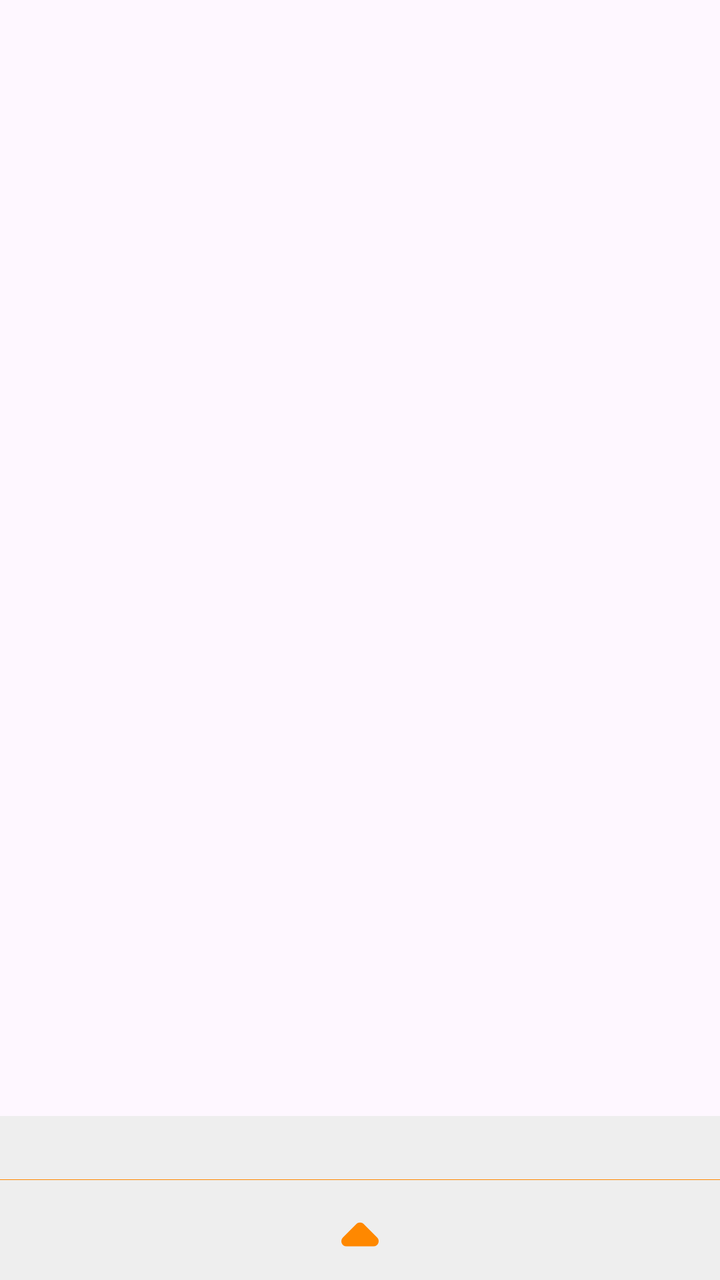
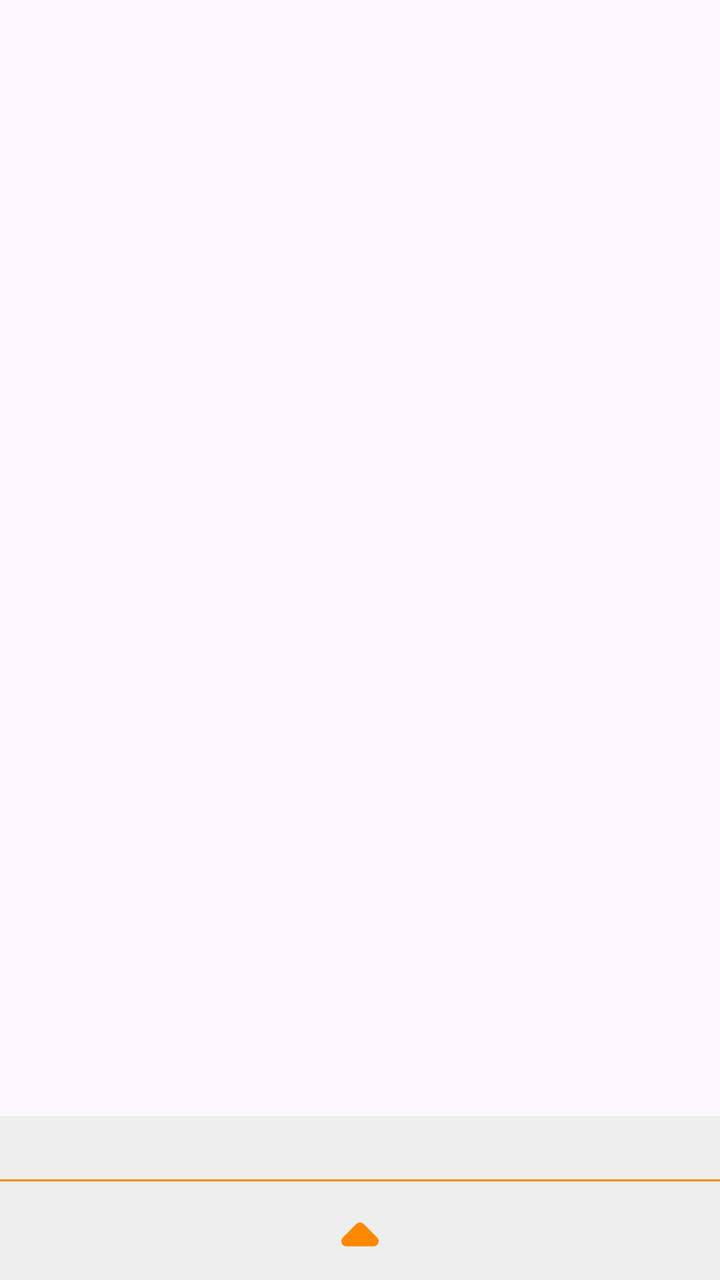

Before-and-after screenshots of an Android layout around one commit, followed by the original layout XML and the change that was made.
<!-- AndroidManifest.xml: application theme Theme.BatikNitikClassifier -->
<!-- res/layout/fragment_camera.xml -->
<?xml version="1.0" encoding="utf-8"?>
<androidx.coordinatorlayout.widget.CoordinatorLayout xmlns:android="http://schemas.android.com/apk/res/android"
    xmlns:tools="http://schemas.android.com/tools"
    xmlns:app="http://schemas.android.com/apk/res-auto"
    android:layout_width="match_parent"
    android:layout_height="match_parent"
    android:id="@+id/camera_container"
    tools:context=".presentation.main.fragments.CameraFragment">

    
    <TextView
        android:layout_width="match_parent"
        android:layout_height="match_parent"
        android:id="@+id/view_finder"
        app:scaleType="fillStart" />

    <androidx.recyclerview.widget.RecyclerView
        android:layout_width="match_parent"
        android:layout_height="wrap_content"
        android:id="@+id/recyclerview_results"
        android:background="@color/bottom_sheet_background"
        android:layout_marginBottom="@dimen/bottom_sheet_peek_height"
        android:clipToPadding="true"
        android:padding="@dimen/div_padding_regular"
        app:layout_anchor="@id/bottom_sheet_layout"
        app:layout_anchorGravity="top"
        app:layout_behavior="com.google.android.material.appbar.AppBarLayout$ScrollingViewBehavior" />

    <View
        android:layout_width="match_parent"
        android:layout_height="1dp"
        android:background="@android:color/holo_orange_dark"
        app:layout_anchor="@id/recyclerview_results"
        app:layout_anchorGravity="bottom" />

    <include
        android:id="@+id/bottom_sheet_layout"
        layout="@layout/camera_bottom_sheet" />
</androidx.coordinatorlayout.widget.CoordinatorLayout>
<!-- res/layout/camera_bottom_sheet.xml (included above) -->
<?xml version="1.0" encoding="utf-8"?>
<androidx.core.widget.NestedScrollView xmlns:android="http://schemas.android.com/apk/res/android"
    xmlns:app="http://schemas.android.com/apk/res-auto"
    xmlns:tools="http://schemas.android.com/tools"
    android:id="@+id/bottom_sheet_layout"
    android:layout_width="match_parent"
    android:layout_height="wrap_content"
    android:background="@color/bottom_sheet_background"
    android:orientation="vertical"
    android:padding="@dimen/div_padding_regular"
    app:behavior_hideable="false"
    app:behavior_peekHeight="@dimen/bottom_sheet_peek_height"
    app:layout_behavior="com.google.android.material.bottomsheet.BottomSheetBehavior">

    <androidx.appcompat.widget.LinearLayoutCompat
        android:layout_width="match_parent"
        android:layout_height="wrap_content"
        android:orientation="vertical">

        
        <RelativeLayout
            android:layout_width="match_parent"
            android:layout_height="wrap_content">

            <androidx.appcompat.widget.AppCompatImageButton
                android:layout_width="wrap_content"
                android:layout_height="wrap_content"
                android:layout_centerInParent="true"
                android:padding="0dp"
                android:scaleType="fitXY"
                android:backgroundTint="@android:color/transparent"
                android:contentDescription="@string/desc_bottom_sheet_expand_icon"
                android:src="@drawable/round_arrow_drop_up_24"
                app:tint="@android:color/holo_orange_dark"
                tools:ignore="TouchTargetSizeCheck,ImageContrastCheck" />
        </RelativeLayout>

        
        <androidx.appcompat.widget.LinearLayoutCompat
            android:layout_width="match_parent"
            android:layout_height="wrap_content"
            android:layout_marginTop="@dimen/bottom_sheet_row_margin"
            android:orientation="horizontal">

            <TextView
                android:layout_width="wrap_content"
                android:layout_height="wrap_content"
                android:id="@+id/label_inference_time"
                android:layout_centerVertical="true"
                android:text="@string/label_inference_time"
                android:textSize="@dimen/bottom_sheet_label_size"
                android:textColor="@color/bottom_sheet_text_color" />

            <TextView
                android:id="@+id/inference_time_val"
                android:layout_width="match_parent"
                android:layout_height="wrap_content"
                android:layout_centerVertical="true"
                android:gravity="end"
                android:text="@string/val_inference_default"
                android:textColor="@color/bottom_sheet_text_color"
                android:textSize="@dimen/bottom_sheet_label_size"
                android:textStyle="bold" />
        </androidx.appcompat.widget.LinearLayoutCompat>

        
        <androidx.constraintlayout.widget.ConstraintLayout
            android:layout_width="match_parent"
            android:layout_height="wrap_content"
            android:layout_marginTop="@dimen/bottom_sheet_row_margin">

            <TextView
                android:layout_width="wrap_content"
                android:layout_height="wrap_content"
                android:layout_centerVertical="true"
                android:text="@string/label_threshold"
                android:textColor="@color/bottom_sheet_text_color"
                android:textSize="@dimen/bottom_sheet_label_size"
                app:layout_constraintBottom_toBottomOf="parent"
                app:layout_constraintStart_toStartOf="parent"
                app:layout_constraintTop_toTopOf="parent" />

            <androidx.appcompat.widget.LinearLayoutCompat
                android:layout_width="wrap_content"
                android:layout_height="wrap_content"
                android:layout_alignParentEnd="true"
                android:gravity="center"
                android:orientation="horizontal"
                app:layout_constraintBottom_toBottomOf="parent"
                app:layout_constraintEnd_toEndOf="parent"
                app:layout_constraintTop_toTopOf="parent">

                <androidx.appcompat.widget.AppCompatImageButton
                    android:id="@+id/threshold_minus"
                    android:layout_width="@dimen/bottom_sheet_control_btn_size"
                    android:layout_height="@dimen/bottom_sheet_control_btn_size"
                    android:contentDescription="@string/desc_threshold_minus"
                    android:src="@drawable/round_remove_24" />

                <TextView
                    android:layout_width="wrap_content"
                    android:layout_height="wrap_content"
                    android:id="@+id/threshold_value"
                    android:layout_marginStart="@dimen/bottom_sheet_text_side_margin"
                    android:layout_marginEnd="@dimen/bottom_sheet_text_side_margin"
                    android:gravity="center"
                    android:minEms="@integer/bottom_sheet_control_text_min_ems"
                    android:text="@string/val_threshold_default"
                    android:textColor="@color/bottom_sheet_text_color"
                    android:textSize="@dimen/bottom_sheet_label_size"
                    android:textStyle="bold" />

                <androidx.appcompat.widget.AppCompatImageButton
                    android:id="@+id/threshold_plus"
                    android:layout_width="@dimen/bottom_sheet_control_btn_size"
                    android:layout_height="@dimen/bottom_sheet_control_btn_size"
                    android:contentDescription="@string/desc_threshold_plus"
                    android:src="@drawable/round_add_24" />
            </androidx.appcompat.widget.LinearLayoutCompat>
        </androidx.constraintlayout.widget.ConstraintLayout>

        
        <androidx.constraintlayout.widget.ConstraintLayout
            android:layout_width="match_parent"
            android:layout_height="wrap_content"
            android:layout_marginTop="@dimen/bottom_sheet_row_margin">

            <TextView
                android:layout_width="wrap_content"
                android:layout_height="wrap_content"
                android:layout_centerVertical="true"
                android:text="@string/label_max_results"
                android:textColor="@color/bottom_sheet_text_color"
                android:textSize="@dimen/bottom_sheet_label_size"
                app:layout_constraintBottom_toBottomOf="parent"
                app:layout_constraintStart_toStartOf="parent"
                app:layout_constraintTop_toTopOf="parent" />

            <androidx.appcompat.widget.LinearLayoutCompat
                android:layout_width="wrap_content"
                android:layout_height="wrap_content"
                android:layout_alignParentEnd="true"
                android:gravity="center"
                android:orientation="horizontal"
                app:layout_constraintBottom_toBottomOf="parent"
                app:layout_constraintEnd_toEndOf="parent"
                app:layout_constraintTop_toTopOf="parent">

                <androidx.appcompat.widget.AppCompatImageButton
                    android:id="@+id/max_results_minus"
                    android:layout_width="@dimen/bottom_sheet_control_btn_size"
                    android:layout_height="@dimen/bottom_sheet_control_btn_size"
                    android:contentDescription="@string/desc_max_results_minus"
                    android:src="@drawable/round_remove_24" />

                <TextView
                    android:layout_width="wrap_content"
                    android:layout_height="wrap_content"
                    android:id="@+id/max_results_value"
                    android:layout_marginStart="@dimen/bottom_sheet_text_side_margin"
                    android:layout_marginEnd="@dimen/bottom_sheet_text_side_margin"
                    android:gravity="center"
                    android:minEms="@integer/bottom_sheet_control_text_min_ems"
                    android:text="@string/val_max_results_default"
                    android:textColor="@color/bottom_sheet_text_color"
                    android:textSize="@dimen/bottom_sheet_label_size"
                    android:textStyle="bold" />

                <androidx.appcompat.widget.AppCompatImageButton
                    android:id="@+id/max_results_plus"
                    android:layout_width="@dimen/bottom_sheet_control_btn_size"
                    android:layout_height="@dimen/bottom_sheet_control_btn_size"
                    android:contentDescription="@string/desc_max_results_plus"
                    android:src="@drawable/round_add_24" />
            </androidx.appcompat.widget.LinearLayoutCompat>
        </androidx.constraintlayout.widget.ConstraintLayout>

        
        <androidx.constraintlayout.widget.ConstraintLayout
            android:layout_width="match_parent"
            android:layout_height="wrap_content"
            android:layout_marginTop="@dimen/bottom_sheet_row_margin">

            <TextView
                android:layout_width="wrap_content"
                android:layout_height="wrap_content"
                android:layout_centerVertical="true"
                android:text="@string/label_num_of_threads"
                android:textColor="@color/bottom_sheet_text_color"
                android:textSize="@dimen/bottom_sheet_label_size"
                app:layout_constraintBottom_toBottomOf="parent"
                app:layout_constraintStart_toStartOf="parent"
                app:layout_constraintTop_toTopOf="parent" />

            <androidx.appcompat.widget.LinearLayoutCompat
                android:layout_width="wrap_content"
                android:layout_height="wrap_content"
                android:layout_alignParentEnd="true"
                android:gravity="center"
                android:orientation="horizontal"
                app:layout_constraintBottom_toBottomOf="parent"
                app:layout_constraintEnd_toEndOf="parent"
                app:layout_constraintTop_toTopOf="parent">

                <androidx.appcompat.widget.AppCompatImageButton
                    android:id="@+id/threads_minus"
                    android:layout_width="@dimen/bottom_sheet_control_btn_size"
                    android:layout_height="@dimen/bottom_sheet_control_btn_size"
                    android:contentDescription="@string/desc_threads_minus"
                    android:src="@drawable/round_remove_24" />

                <TextView
                    android:layout_width="wrap_content"
                    android:layout_height="wrap_content"
                    android:id="@+id/threads_value"
                    android:layout_marginStart="@dimen/bottom_sheet_text_side_margin"
                    android:layout_marginEnd="@dimen/bottom_sheet_text_side_margin"
                    android:gravity="center"
                    android:minEms="@integer/bottom_sheet_control_text_min_ems"
                    android:text="@string/val_num_of_threads_default"
                    android:textColor="@color/bottom_sheet_text_color"
                    android:textSize="@dimen/bottom_sheet_label_size"
                    android:textStyle="bold" />

                <androidx.appcompat.widget.AppCompatImageButton
                    android:id="@+id/threads_plus"
                    android:layout_width="@dimen/bottom_sheet_control_btn_size"
                    android:layout_height="@dimen/bottom_sheet_control_btn_size"
                    android:contentDescription="@string/desc_threads_plus"
                    android:src="@drawable/round_add_24" />
            </androidx.appcompat.widget.LinearLayoutCompat>
        </androidx.constraintlayout.widget.ConstraintLayout>

        
        <androidx.constraintlayout.widget.ConstraintLayout
            android:layout_width="match_parent"
            android:layout_height="wrap_content"
            android:layout_marginTop="@dimen/bottom_sheet_row_margin">

            <TextView
                android:layout_width="wrap_content"
                android:layout_height="wrap_content"
                android:text="@string/label_delegate"
                android:textColor="@color/bottom_sheet_text_color"
                android:textSize="@dimen/bottom_sheet_label_size"
                app:layout_constraintBottom_toBottomOf="parent"
                app:layout_constraintStart_toStartOf="parent"
                app:layout_constraintTop_toTopOf="parent" />

            <androidx.appcompat.widget.AppCompatSpinner
                android:id="@+id/spinner_delegate"
                android:layout_width="wrap_content"
                android:layout_height="wrap_content"
                android:entries="@array/labels_spinner_delegate"
                android:minHeight="48dp"
                android:spinnerMode="dropdown"
                android:theme="@style/BottomSheetSpinnerItemStyle"
                app:layout_constraintBottom_toBottomOf="parent"
                app:layout_constraintEnd_toEndOf="parent"
                app:layout_constraintTop_toTopOf="parent" />
        </androidx.constraintlayout.widget.ConstraintLayout>

        
        <androidx.constraintlayout.widget.ConstraintLayout
            android:layout_width="match_parent"
            android:layout_height="wrap_content"
            android:layout_marginTop="@dimen/bottom_sheet_row_margin">

            <TextView
                android:layout_width="wrap_content"
                android:layout_height="wrap_content"
                android:text="@string/label_chosen_model"
                android:textColor="@color/bottom_sheet_text_color"
                android:textSize="@dimen/bottom_sheet_label_size"
                app:layout_constraintBottom_toBottomOf="parent"
                app:layout_constraintStart_toStartOf="parent"
                app:layout_constraintTop_toTopOf="parent" />

            <androidx.appcompat.widget.AppCompatSpinner
                android:id="@+id/spinner_model"
                android:layout_width="wrap_content"
                android:layout_height="wrap_content"
                android:entries="@array/labels_spinner_model"
                android:minHeight="48dp"
                android:spinnerMode="dropdown"
                android:theme="@style/BottomSheetSpinnerItemStyle"
                app:layout_constraintBottom_toBottomOf="parent"
                app:layout_constraintEnd_toEndOf="parent"
                app:layout_constraintTop_toTopOf="parent" />
        </androidx.constraintlayout.widget.ConstraintLayout>
    </androidx.appcompat.widget.LinearLayoutCompat>
</androidx.core.widget.NestedScrollView>
<!-- resources referenced by this layout -->
<resources>
  <string-array name="labels_spinner_delegate">
          <item>CPU</item>
          <item>GPU</item>
          <item>NNAPI</item>
      </string-array>
  <string-array name="labels_spinner_model">
          <item>MobileNet V1</item>
          <item>NitikNet V1</item>
      </string-array>
  <color name="bottom_sheet_background">#EEEEEE</color>
  <color name="bottom_sheet_text_color">@android:color/black</color>
  <dimen name="bottom_sheet_control_btn_size">48dp</dimen>
  <dimen name="bottom_sheet_label_size">20sp</dimen>
  <dimen name="bottom_sheet_peek_height">50dp</dimen>
  <dimen name="bottom_sheet_row_margin">16dp</dimen>
  <dimen name="bottom_sheet_text_side_margin">10dp</dimen>
  <dimen name="div_padding_regular">16dp</dimen>
  <!-- drawable round_add_24 (drawable) -->
  <vector xmlns:android="http://schemas.android.com/apk/res/android" android:height="24dp" android:tint="#000000" android:viewportHeight="24" android:viewportWidth="24" android:width="24dp">
        
      <path android:fillColor="@android:color/white" android:pathData="M18,13h-5v5c0,0.55 -0.45,1 -1,1s-1,-0.45 -1,-1v-5H6c-0.55,0 -1,-0.45 -1,-1s0.45,-1 1,-1h5V6c0,-0.55 0.45,-1 1,-1s1,0.45 1,1v5h5c0.55,0 1,0.45 1,1s-0.45,1 -1,1z"/>
      
  </vector>
  <!-- drawable round_arrow_drop_up_24 (drawable) -->
  <vector xmlns:android="http://schemas.android.com/apk/res/android" android:height="24dp" android:tint="#000000" android:viewportHeight="24" android:viewportWidth="24" android:width="24dp">
  
      <group
          android:pivotX="12"
          android:pivotY="12"
          android:scaleX="2.6"
          android:scaleY="2.6">
  
          <path android:fillColor="@android:color/white" android:pathData="M8.71,12.29L11.3,9.7c0.39,-0.39 1.02,-0.39 1.41,0l2.59,2.59c0.63,0.63 0.18,1.71 -0.71,1.71H9.41c-0.89,0 -1.33,-1.08 -0.7,-1.71z"/>
      </group>
  </vector>
  <!-- drawable round_remove_24 (drawable) -->
  <vector xmlns:android="http://schemas.android.com/apk/res/android" android:height="24dp" android:tint="#000000" android:viewportHeight="24" android:viewportWidth="24" android:width="24dp">
        
      <path android:fillColor="@android:color/white" android:pathData="M18,13H6c-0.55,0 -1,-0.45 -1,-1s0.45,-1 1,-1h12c0.55,0 1,0.45 1,1s-0.45,1 -1,1z"/>
      
  </vector>
  <integer name="bottom_sheet_control_text_min_ems">3</integer>
  <string name="desc_bottom_sheet_expand_icon">Bottom sheet expandable indicator</string>
  <string name="desc_max_results_minus">Decrease max classified results</string>
  <string name="desc_max_results_plus">Increase max classified results</string>
  <string name="desc_threads_minus">Decrease number of threads used</string>
  <string name="desc_threads_plus">Increase number of threads used</string>
  <string name="desc_threshold_minus">Decrease threshold of max classification result</string>
  <string name="desc_threshold_plus">Increase threshold of max classification result</string>
  <string name="label_chosen_model">Model</string>
  <string name="label_delegate">Delegate</string>
  <string name="label_inference_time">Inference Time</string>
  <string name="label_max_results">Max Results</string>
  <string name="label_num_of_threads">Number of Threads</string>
  <string name="label_threshold">Threshold</string>
  <string name="val_inference_default">0ms</string>
  <string name="val_max_results_default">3</string>
  <string name="val_num_of_threads_default">2</string>
  <string name="val_threshold_default">0.50</string>
  <style name="BottomSheetSpinnerItemStyle" parent="Widget.AppCompat.Light.DropDownItem.Spinner">
          <item name="android:textSize">@dimen/bottom_sheet_label_size</item>
      </style>
  <style name="Theme.BatikNitikClassifier" parent="Base.Theme.BatikNitikClassifier" />
  <style name="Base.Theme.BatikNitikClassifier" parent="Theme.Material3.DayNight.NoActionBar">
          
          
      </style>
</resources>

<!-- the commit's change to res/layout/fragment_camera.xml (unified diff, before → after) -->
@@ -14,17 +14,24 @@
         android:id="@+id/view_finder"
         app:scaleType="fillStart" />
 
+    <include
+        android:id="@+id/bottom_sheet_layout"
+        layout="@layout/camera_bottom_sheet" />
+
     <androidx.recyclerview.widget.RecyclerView
+        android:id="@+id/recyclerview_results"
         android:layout_width="match_parent"
         android:layout_height="wrap_content"
-        android:id="@+id/recyclerview_results"
+        android:layout_marginBottom="@dimen/bottom_sheet_peek_height"
         android:background="@color/bottom_sheet_background"
-        android:layout_marginBottom="@dimen/bottom_sheet_peek_height"
         android:clipToPadding="true"
         android:padding="@dimen/div_padding_regular"
+        android:layout_gravity="top"
         app:layout_anchor="@id/bottom_sheet_layout"
         app:layout_anchorGravity="top"
-        app:layout_behavior="com.google.android.material.appbar.AppBarLayout$ScrollingViewBehavior" />
+        app:layout_behavior="com.google.android.material.appbar.AppBarLayout$ScrollingViewBehavior"
+        tools:itemCount="3"
+        tools:listitem="@layout/item_classification_result" />
 
     <View
         android:layout_width="match_parent"
@@ -32,10 +39,6 @@
         android:background="@android:color/holo_orange_dark"
         app:layout_anchor="@id/recyclerview_results"
         app:layout_anchorGravity="bottom" />
-
-    <include
-        android:id="@+id/bottom_sheet_layout"
-        layout="@layout/camera_bottom_sheet" />
 </androidx.coordinatorlayout.widget.CoordinatorLayout>
 <!-- res/layout/camera_bottom_sheet.xml (included above) -->
 <?xml version="1.0" encoding="utf-8"?>
@@ -330,3 +333,34 @@
         </androidx.constraintlayout.widget.ConstraintLayout>
     </androidx.appcompat.widget.LinearLayoutCompat>
 </androidx.core.widget.NestedScrollView>
+<!-- res/layout/item_classification_result.xml (included above) -->
+<?xml version="1.0" encoding="utf-8"?>
+<androidx.constraintlayout.widget.ConstraintLayout xmlns:android="http://schemas.android.com/apk/res/android"
+    xmlns:app="http://schemas.android.com/apk/res-auto"
+    android:layout_width="match_parent"
+    android:layout_height="wrap_content">
+
+    <TextView
+        android:id="@+id/tv_label"
+        android:layout_width="0dp"
+        android:layout_height="wrap_content"
+        android:text="@string/val_classification_result_label_default"
+        android:textColor="@color/bottom_sheet_text_color"
+        android:textSize="@dimen/bottom_sheet_label_size"
+        app:layout_constraintBottom_toBottomOf="parent"
+        app:layout_constraintEnd_toStartOf="@id/tv_score"
+        app:layout_constraintStart_toStartOf="parent"
+        app:layout_constraintTop_toTopOf="parent" />
+
+    <TextView
+        android:id="@+id/tv_score"
+        android:layout_width="wrap_content"
+        android:layout_height="wrap_content"
+        android:text="@string/val_classification_result_score_default"
+        android:textColor="@color/bottom_sheet_text_color"
+        android:textSize="@dimen/bottom_sheet_label_size"
+        app:layout_constraintBottom_toBottomOf="parent"
+        app:layout_constraintEnd_toEndOf="parent"
+        app:layout_constraintTop_toTopOf="parent" />
+
+</androidx.constraintlayout.widget.ConstraintLayout>
<!-- resource entries referenced after the edit -->
@@ -55,6 +55,8 @@
   <string name="label_max_results">Max Results</string>
   <string name="label_num_of_threads">Number of Threads</string>
   <string name="label_threshold">Threshold</string>
+  <string name="val_classification_result_label_default">--</string>
+  <string name="val_classification_result_score_default">--</string>
   <string name="val_inference_default">0ms</string>
   <string name="val_max_results_default">3</string>
   <string name="val_num_of_threads_default">2</string>
